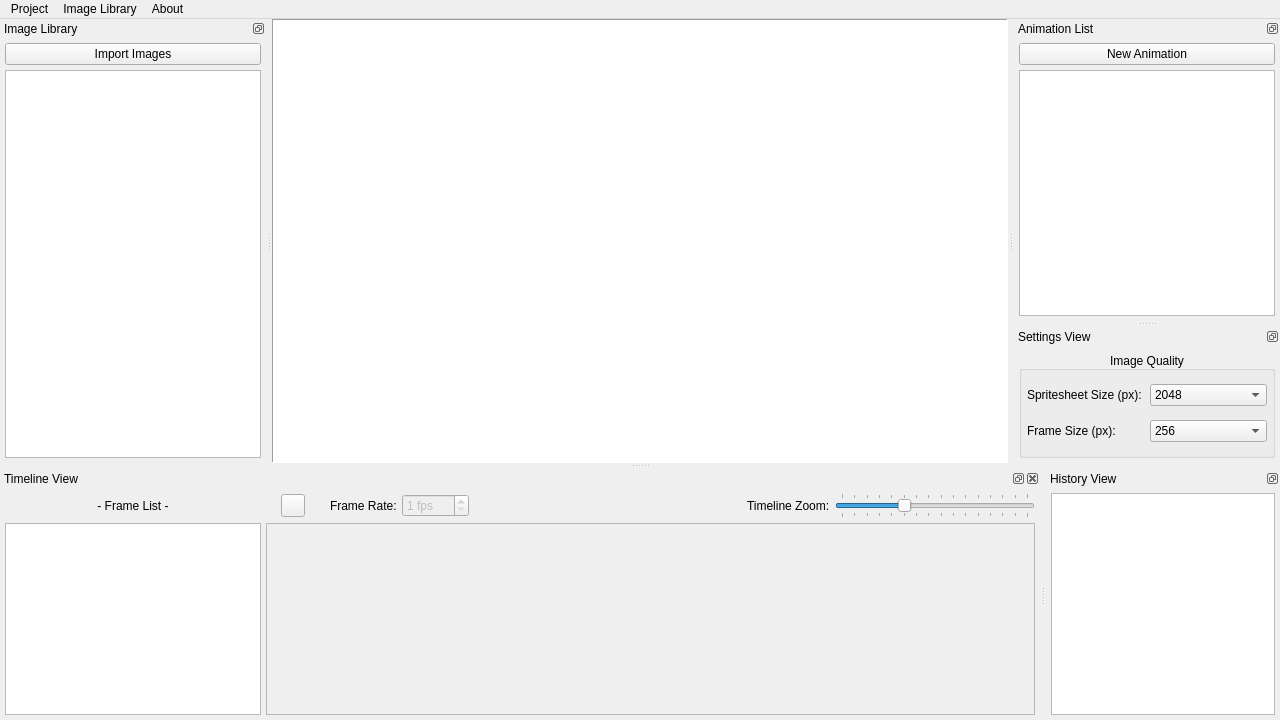
The window that Project/Source/mainwindow.ui (BluFedora/SR-Spritesheet-Manager) describes before a commit, drawn with Qt 5.
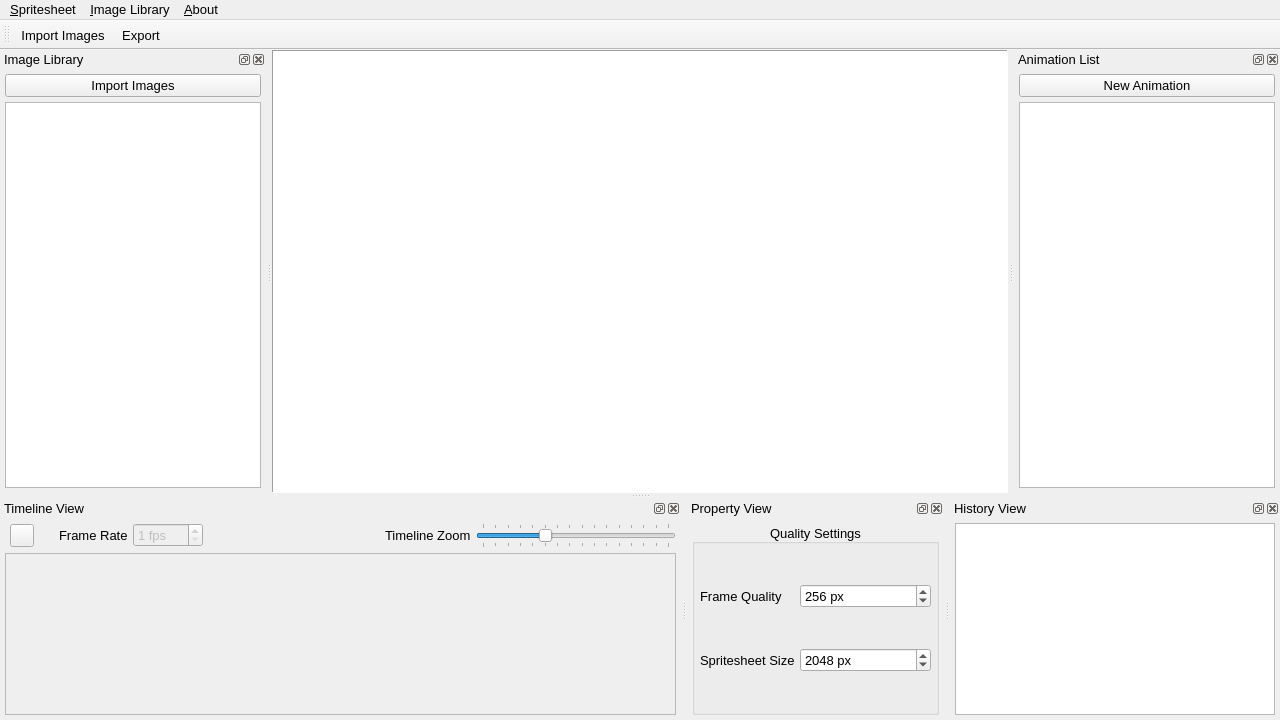
The same window after the commit. Icons and pictures are not drawn. Custom widgets are drawn as their Qt base class.

Commit message: Major Project Data Model Refactor

Patch:
```diff
--- a/Project/Source/mainwindow.ui
+++ b/Project/Source/mainwindow.ui
@@ -10,6 +10,14 @@
     <height>720</height>
    </rect>
   </property>
+  <property name="font">
+   <font>
+    <family>Segoe UI</family>
+    <pointsize>10</pointsize>
+    <weight>50</weight>
+    <bold>false</bold>
+   </font>
+  </property>
   <property name="windowTitle">
    <string>SR Spritesheet Manager v2020.07.1</string>
   </property>
@@ -75,7 +83,7 @@
   </widget>
   <widget class="QDockWidget" name="m_DockImageLibraryView">
    <property name="features">
-    <set>QDockWidget::DockWidgetFloatable|QDockWidget::DockWidgetMovable</set>
+    <set>QDockWidget::AllDockWidgetFeatures</set>
    </property>
    <property name="windowTitle">
     <string>Image Library</string>
@@ -157,7 +165,7 @@
   </widget>
   <widget class="QDockWidget" name="m_AnimationListDock">
    <property name="features">
-    <set>QDockWidget::DockWidgetFloatable|QDockWidget::DockWidgetMovable</set>
+    <set>QDockWidget::AllDockWidgetFeatures</set>
    </property>
    <property name="windowTitle">
     <string>Animation List</string>
@@ -223,19 +231,35 @@
      <x>0</x>
      <y>0</y>
      <width>1280</width>
-     <height>20</height>
+     <height>23</height>
     </rect>
    </property>
-   <widget class="QMenu" name="menuImage_Library">
+   <property name="font">
+    <font>
+     <family>Segoe UI</family>
+     <pointsize>10</pointsize>
+     <weight>50</weight>
+     <italic>false</italic>
+     <bold>false</bold>
+     <underline>false</underline>
+    </font>
+   </property>
+   <widget class="QMenu" name="menuImageLibrary">
     <property name="title">
-     <string>Image Library</string>
+     <string>&amp;Image Library</string>
     </property>
     <addaction name="m_ActionImageLibraryNewFolder"/>
     <addaction name="m_ActionImportImages"/>
    </widget>
    <widget class="QMenu" name="menuProject">
     <property name="title">
-     <string>Project</string>
+     <string>&amp;Spritesheet</string>
+    </property>
+    <property name="separatorsCollapsible">
+     <bool>true</bool>
+    </property>
+    <property name="toolTipsVisible">
+     <bool>false</bool>
     </property>
     <addaction name="m_ActionNewAnimation"/>
     <addaction name="m_ActionProjectRename"/>
@@ -243,13 +267,16 @@
    </widget>
    <widget class="QMenu" name="menuAbout">
     <property name="title">
-     <string>About</string>
+     <string>&amp;About</string>
+    </property>
+    <property name="toolTipsVisible">
+     <bool>true</bool>
     </property>
     <addaction name="m_ActionShowWelcomeScreen"/>
     <addaction name="m_ActionAboutQt"/>
    </widget>
    <addaction name="menuProject"/>
-   <addaction name="menuImage_Library"/>
+   <addaction name="menuImageLibrary"/>
    <addaction name="menuAbout"/>
   </widget>
   <widget class="QDockWidget" name="m_DockTimelineView">
@@ -262,6 +289,9 @@
    <property name="acceptDrops">
     <bool>true</bool>
    </property>
+   <property name="features">
+    <set>QDockWidget::AllDockWidgetFeatures</set>
+   </property>
    <property name="windowTitle">
     <string>Timeline View</string>
    </property>
@@ -269,223 +299,183 @@
     <number>8</number>
    </attribute>
    <widget class="QWidget" name="dockWidgetContents_5">
-    <layout class="QGridLayout" name="gridLayout_6">
+    <layout class="QGridLayout" name="gridLayout_8">
      <property name="leftMargin">
-      <number>5</number>
+      <number>0</number>
      </property>
      <property name="topMargin">
-      <number>5</number>
+      <number>0</number>
      </property>
      <property name="rightMargin">
-      <number>5</number>
+      <number>0</number>
      </property>
      <property name="bottomMargin">
-      <number>5</number>
+      <number>0</number>
      </property>
      <property name="spacing">
-      <number>5</number>
+      <number>0</number>
      </property>
-     <item row="0" column="10">
-      <widget class="QSlider" name="m_TimelineFrameSizeSlider">
-       <property name="sizePolicy">
-        <sizepolicy hsizetype="Preferred" vsizetype="Fixed">
-         <horstretch>0</horstretch>
-         <verstretch>0</verstretch>
-        </sizepolicy>
-       </property>
-       <property name="minimumSize">
-        <size>
-         <width>200</width>
-         <height>0</height>
-        </size>
-       </property>
-       <property name="minimum">
-        <number>50</number>
-       </property>
-       <property name="maximum">
-        <number>200</number>
-       </property>
-       <property name="value">
-        <number>100</number>
-       </property>
-       <property name="orientation">
-        <enum>Qt::Horizontal</enum>
-       </property>
-       <property name="invertedAppearance">
-        <bool>false</bool>
-       </property>
-       <property name="tickPosition">
-        <enum>QSlider::TicksBothSides</enum>
-       </property>
-       <property name="tickInterval">
-        <number>10</number>
-       </property>
-      </widget>
-     </item>
-     <item row="0" column="3">
-      <spacer name="horizontalSpacer">
-       <property name="orientation">
-        <enum>Qt::Horizontal</enum>
-       </property>
-       <property name="sizeType">
-        <enum>QSizePolicy::Fixed</enum>
-       </property>
-       <property name="sizeHint" stdset="0">
-        <size>
-         <width>15</width>
-         <height>20</height>
-        </size>
-       </property>
-      </spacer>
-     </item>
-     <item row="0" column="4">
-      <widget class="QLabel" name="label_3">
-       <property name="text">
-        <string>Frame Rate:</string>
-       </property>
-      </widget>
-     </item>
-     <item row="0" column="2">
-      <widget class="QToolButton" name="m_TimelinePlayButton">
-       <property name="text">
-        <string/>
-       </property>
-      </widget>
-     </item>
      <item row="0" column="0">
-      <widget class="QLabel" name="label">
-       <property name="text">
-        <string>- Frame List -</string>
-       </property>
-       <property name="alignment">
-        <set>Qt::AlignCenter</set>
-       </property>
-      </widget>
-     </item>
-     <item row="0" column="8">
-      <spacer name="horizontalSpacer_4">
+      <widget class="QSplitter" name="splitter">
        <property name="orientation">
         <enum>Qt::Horizontal</enum>
        </property>
-       <property name="sizeHint" stdset="0">
-        <size>
-         <width>400</width>
-         <height>20</height>
-        </size>
-       </property>
-      </spacer>
-     </item>
-     <item row="1" column="0">
-      <widget class="FrameListView" name="m_FrameList">
-       <property name="sizePolicy">
-        <sizepolicy hsizetype="Minimum" vsizetype="Expanding">
-         <horstretch>0</horstretch>
-         <verstretch>0</verstretch>
-        </sizepolicy>
-       </property>
-       <property name="acceptDrops">
-        <bool>true</bool>
-       </property>
-       <property name="editTriggers">
-        <set>QAbstractItemView::NoEditTriggers</set>
-       </property>
-       <property name="dragEnabled">
-        <bool>true</bool>
-       </property>
-       <property name="dragDropOverwriteMode">
-        <bool>false</bool>
-       </property>
-       <property name="dragDropMode">
-        <enum>QAbstractItemView::InternalMove</enum>
-       </property>
-       <property name="defaultDropAction">
-        <enum>Qt::MoveAction</enum>
-       </property>
-       <property name="alternatingRowColors">
-        <bool>true</bool>
-       </property>
-       <property name="selectionMode">
-        <enum>QAbstractItemView::ExtendedSelection</enum>
-       </property>
-       <property name="selectionBehavior">
-        <enum>QAbstractItemView::SelectRows</enum>
-       </property>
-       <property name="uniformItemSizes">
-        <bool>true</bool>
-       </property>
-      </widget>
-     </item>
-     <item row="0" column="5">
-      <widget class="QSpinBox" name="m_TimelineFpsSpinbox">
-       <property name="enabled">
-        <bool>false</bool>
-       </property>
-       <property name="suffix">
-        <string> fps</string>
-       </property>
-       <property name="minimum">
-        <number>1</number>
-       </property>
-       <property name="maximum">
-        <number>240</number>
-       </property>
-      </widget>
-     </item>
-     <item row="0" column="9">
-      <widget class="QLabel" name="label_2">
-       <property name="text">
-        <string>Timeline Zoom:</string>
-       </property>
-      </widget>
-     </item>
-     <item row="0" column="1">
-      <spacer name="horizontalSpacer_2">
-       <property name="orientation">
-        <enum>Qt::Horizontal</enum>
-       </property>
-       <property name="sizeType">
-        <enum>QSizePolicy::Fixed</enum>
-       </property>
-       <property name="sizeHint" stdset="0">
-        <size>
-         <width>10</width>
-         <height>20</height>
-        </size>
-       </property>
-      </spacer>
-     </item>
-     <item row="1" column="1" colspan="10">
-      <widget class="QScrollArea" name="scrollArea">
-       <property name="verticalScrollBarPolicy">
-        <enum>Qt::ScrollBarAlwaysOff</enum>
-       </property>
-       <property name="horizontalScrollBarPolicy">
-        <enum>Qt::ScrollBarAsNeeded</enum>
-       </property>
-       <property name="sizeAdjustPolicy">
-        <enum>QAbstractScrollArea::AdjustToContents</enum>
-       </property>
-       <property name="widgetResizable">
-        <bool>true</bool>
-       </property>
-       <property name="alignment">
-        <set>Qt::AlignCenter</set>
-       </property>
-       <widget class="Timeline" name="m_TimelineFrames">
-        <property name="geometry">
-         <rect>
-          <x>0</x>
-          <y>0</y>
-          <width>767</width>
-          <height>190</height>
-         </rect>
-        </property>
-        <property name="sizePolicy">
-         <sizepolicy hsizetype="Preferred" vsizetype="Expanding">
-          <horstretch>0</horstretch>
-          <verstretch>0</verstretch>
-         </sizepolicy>
-        </property>
+       <widget class="QWidget" name="m_HolderTimeline" native="true">
+        <layout class="QGridLayout" name="gridLayout_6">
+         <property name="leftMargin">
+          <number>5</number>
+         </property>
+         <property name="topMargin">
+          <number>5</number>
+         </property>
+         <property name="rightMargin">
+          <number>5</number>
+         </property>
+         <property name="bottomMargin">
+          <number>5</number>
+         </property>
+         <property name="spacing">
+          <number>5</number>
+         </property>
+         <item row="0" column="1">
+          <widget class="QToolButton" name="m_TimelinePlayButton">
+           <property name="text">
+            <string/>
+           </property>
+          </widget>
+         </item>
+         <item row="0" column="3">
+          <widget class="QLabel" name="label_3">
+           <property name="text">
+            <string>Frame Rate</string>
+           </property>
+          </widget>
+         </item>
+         <item row="1" column="0" colspan="8">
+          <widget class="QScrollArea" name="m_Timeline">
+           <property name="verticalScrollBarPolicy">
+            <enum>Qt::ScrollBarAlwaysOff</enum>
+           </property>
+           <property name="horizontalScrollBarPolicy">
+            <enum>Qt::ScrollBarAsNeeded</enum>
+           </property>
+           <property name="sizeAdjustPolicy">
+            <enum>QAbstractScrollArea::AdjustToContents</enum>
+           </property>
+           <property name="widgetResizable">
+            <bool>true</bool>
+           </property>
+           <property name="alignment">
+            <set>Qt::AlignCenter</set>
+           </property>
+           <widget class="Timeline" name="m_TimelineFrames">
+            <property name="geometry">
+             <rect>
+              <x>0</x>
+              <y>0</y>
+              <width>675</width>
+              <height>159</height>
+             </rect>
+            </property>
+            <property name="sizePolicy">
+             <sizepolicy hsizetype="Preferred" vsizetype="Expanding">
+              <horstretch>0</horstretch>
+              <verstretch>0</verstretch>
+             </sizepolicy>
+            </property>
+           </widget>
+          </widget>
+         </item>
+         <item row="0" column="4">
+          <widget class="QSpinBox" name="m_TimelineFpsSpinbox">
+           <property name="enabled">
+            <bool>false</bool>
+           </property>
+           <property name="suffix">
+            <string> fps</string>
+           </property>
+           <property name="minimum">
+            <number>1</number>
+           </property>
+           <property name="maximum">
+            <number>240</number>
+           </property>
+          </widget>
+         </item>
+         <item row="0" column="2">
+          <spacer name="horizontalSpacer">
+           <property name="orientation">
+            <enum>Qt::Horizontal</enum>
+           </property>
+           <property name="sizeType">
+            <enum>QSizePolicy::Fixed</enum>
+           </property>
+           <property name="sizeHint" stdset="0">
+            <size>
+             <width>15</width>
+             <height>20</height>
+            </size>
+           </property>
+          </spacer>
+         </item>
+         <item row="0" column="5">
+          <spacer name="horizontalSpacer_2">
+           <property name="orientation">
+            <enum>Qt::Horizontal</enum>
+           </property>
+           <property name="sizeHint" stdset="0">
+            <size>
+             <width>40</width>
+             <height>20</height>
+            </size>
+           </property>
+          </spacer>
+         </item>
+         <item row="0" column="7">
+          <widget class="QSlider" name="m_TimelineFrameSizeSlider">
+           <property name="sizePolicy">
+            <sizepolicy hsizetype="Preferred" vsizetype="Fixed">
+             <horstretch>0</horstretch>
+             <verstretch>0</verstretch>
+            </sizepolicy>
+           </property>
+           <property name="minimumSize">
+            <size>
+             <width>200</width>
+             <height>0</height>
+            </size>
+           </property>
+           <property name="minimum">
+            <number>50</number>
+           </property>
+           <property name="maximum">
+            <number>200</number>
+           </property>
+           <property name="value">
+            <number>100</number>
+           </property>
+           <property name="orientation">
+            <enum>Qt::Horizontal</enum>
+           </property>
+           <property name="invertedAppearance">
+            <bool>false</bool>
+           </property>
+           <property name="tickPosition">
+            <enum>QSlider::TicksBothSides</enum>
+           </property>
+           <property name="tickInterval">
+            <number>10</number>
+           </property>
+          </widget>
+         </item>
+         <item row="0" column="6">
+          <widget class="QLabel" name="label_2">
+           <property name="text">
+            <string>Timeline Zoom</string>
+           </property>
+          </widget>
+         </item>
+        </layout>
        </widget>
       </widget>
      </item>
@@ -497,23 +487,23 @@
     <bool>true</bool>
    </property>
    <property name="sizePolicy">
-    <sizepolicy hsizetype="Preferred" vsizetype="Minimum">
+    <sizepolicy hsizetype="Minimum" vsizetype="Minimum">
      <horstretch>0</horstretch>
      <verstretch>0</verstretch>
     </sizepolicy>
    </property>
    <property name="features">
-    <set>QDockWidget::DockWidgetFloatable|QDockWidget::DockWidgetMovable</set>
+    <set>QDockWidget::AllDockWidgetFeatures</set>
    </property>
    <property name="windowTitle">
-    <string>Settings View</string>
+    <string>Property View</string>
    </property>
    <attribute name="dockWidgetArea">
-    <number>2</number>
+    <number>8</number>
    </attribute>
    <widget class="QWidget" name="dockWidgetContents_2">
     <property name="sizePolicy">
-     <sizepolicy hsizetype="Preferred" vsizetype="Minimum">
+     <sizepolicy hsizetype="Minimum" vsizetype="Minimum">
       <horstretch>0</horstretch>
       <verstretch>0</verstretch>
      </sizepolicy>
@@ -537,13 +527,13 @@
      <item row="0" column="0">
       <widget class="QGroupBox" name="m_SpritesheetSettings">
        <property name="sizePolicy">
-        <sizepolicy hsizetype="Preferred" vsizetype="Minimum">
+        <sizepolicy hsizetype="Minimum" vsizetype="Minimum">
          <horstretch>0</horstretch>
          <verstretch>0</verstretch>
         </sizepolicy>
        </property>
        <property name="title">
-        <string>Image Quality</string>
+        <string>Quality Settings</string>
        </property>
        <property name="alignment">
         <set>Qt::AlignBottom|Qt::AlignHCenter</set>
@@ -567,91 +557,67 @@
         <property name="bottomMargin">
          <number>5</number>
         </property>
-        <item row="0" column="0">
+        <property name="spacing">
+         <number>5</number>
+        </property>
+        <item row="1" column="0">
          <widget class="QLabel" name="m_ImageSizeLabel">
           <property name="text">
-           <string>Spritesheet Size (px):</string>
+           <string>Spritesheet Size</string>
           </property>
          </widget>
         </item>
-        <item row="5" column="1">
-         <widget class="QComboBox" name="m_FrameSize">
-          <property name="currentIndex">
-           <number>4</number>
+        <item row="1" column="1">
+         <widget class="QSpinBox" name="m_QualitySpritesheetSize">
+          <property name="sizePolicy">
+           <sizepolicy hsizetype="Expanding" vsizetype="Fixed">
+            <horstretch>0</horstretch>
+            <verstretch>0</verstretch>
+           </sizepolicy>
           </property>
-          <item>
-           <property name="text">
-            <string>16</string>
-           </property>
-          </item>
-          <item>
-           <property name="text">
-            <string>32</string>
-           </property>
-          </item>
-          <item>
-           <property name="text">
-            <string>64</string>
-           </property>
-          </item>
-          <item>
-           <property name="text">
-            <string>128</string>
-           </property>
-          </item>
-          <item>
-           <property name="text">
-            <string>256</string>
-           </property>
-          </item>
-          <item>
-           <property name="text">
-            <string>512</string>
-           </property>
-          </item>
+          <property name="suffix">
+           <string> px</string>
+          </property>
+          <property name="minimum">
+           <number>512</number>
+          </property>
+          <property name="maximum">
+           <number>16384</number>
+          </property>
+          <property name="singleStep">
+           <number>512</number>
+          </property>
+          <property name="stepType">
+           <enum>QAbstractSpinBox::DefaultStepType</enum>
+          </property>
+          <property name="value">
+           <number>2048</number>
+          </property>
          </widget>
         </item>
         <item row="0" column="1">
-         <widget class="QComboBox" name="m_ImageSize">
-          <property name="currentIndex">
-           <number>2</number>
+         <widget class="QSpinBox" name="m_QualityFrameSize">
+          <property name="suffix">
+           <string> px</string>
           </property>
-          <item>
-           <property name="text">
-            <string>512</string>
-           </property>
-          </item>
-          <item>
-           <property name="text">
-            <string>1024</string>
-           </property>
-          </item>
-          <item>
-           <property name="text">
-            <string>2048</string>
-           </property>
-          </item>
-          <item>
-           <property name="text">
-            <string>4096</string>
-           </property>
-          </item>
-          <item>
-           <property name="text">
-            <string>8192</string>
-           </property>
-          </item>
-          <item>
-           <property name="text">
-            <string>16384</string>
-           </property>
-          </item>
+          <property name="minimum">
+           <number>16</number>
+          </property>
+          <property name="maximum">
+           <number>16384</number>
+          </property>
+          <property name="singleStep">
+           <number>32</number>
+          </property>
+          <property name="value">
+           <number>256</number>
+          </property>
          </widget>
         </item>
-        <item row="5" column="0">
+        <item row="0" column="0">
          <widget class="QLabel" name="m_FrameSizeLabel">
           <property name="text">
-           <string>Frame Size (px):</string>
+           <string>Frame Quality</string>
           </property>
          </widget>
         </item>
@@ -663,7 +629,7 @@
   </widget>
   <widget class="QDockWidget" name="m_DockHistoryView">
    <property name="features">
-    <set>QDockWidget::DockWidgetFloatable|QDockWidget::DockWidgetMovable</set>
+    <set>QDockWidget::AllDockWidgetFeatures</set>
    </property>
    <property name="windowTitle">
     <string>History View</string>
@@ -694,6 +660,19 @@
     </layout>
    </widget>
   </widget>
+  <widget class="QToolBar" name="toolBar">
+   <property name="windowTitle">
+    <string>toolBar</string>
+   </property>
+   <attribute name="toolBarArea">
+    <enum>TopToolBarArea</enum>
+   </attribute>
+   <attribute name="toolBarBreak">
+    <bool>false</bool>
+   </attribute>
+   <addaction name="m_ActionImportImages"/>
+   <addaction name="m_ActionExportSpritesheet"/>
+  </widget>
   <action name="m_ActionProjectSave">
    <property name="icon">
     <iconset resource="../Resources/ResourceFile.qrc">
@@ -742,6 +721,20 @@
    <property name="text">
     <string>About Qt</string>
    </property>
+   <property name="shortcut">
+    <string>Ctrl+Shift+W</string>
+   </property>
+  </action>
+  <action name="m_ActionExportSpritesheet">
+   <property name="text">
+    <string>Export</string>
+   </property>
+   <property name="toolTip">
+    <string>Export</string>
+   </property>
+   <property name="shortcut">
+    <string>Ctrl+E</string>
+   </property>
   </action>
   <zorder>m_DockTimelineView</zorder>
   <zorder>m_DockHistoryView</zorder>
@@ -750,11 +743,6 @@
  </widget>
  <layoutdefault spacing="6" margin="11"/>
  <customwidgets>
-  <customwidget>
-   <class>FrameListView</class>
-   <extends>QListView</extends>
-   <header>framelistview.hpp</header>
-  </customwidget>
   <customwidget>
    <class>AnimationPreview</class>
    <extends>QGraphicsView</extends>
```
Left out of the diff: 50 changed lines with no effect on the pictures. The commit also changes 170 other files.
